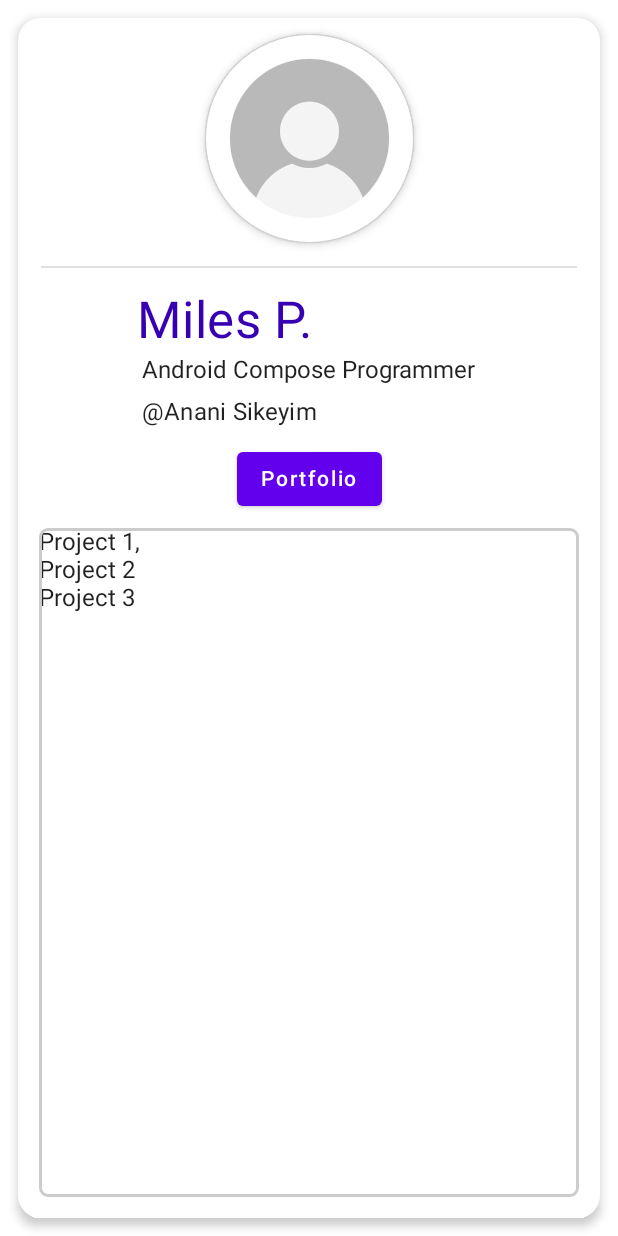
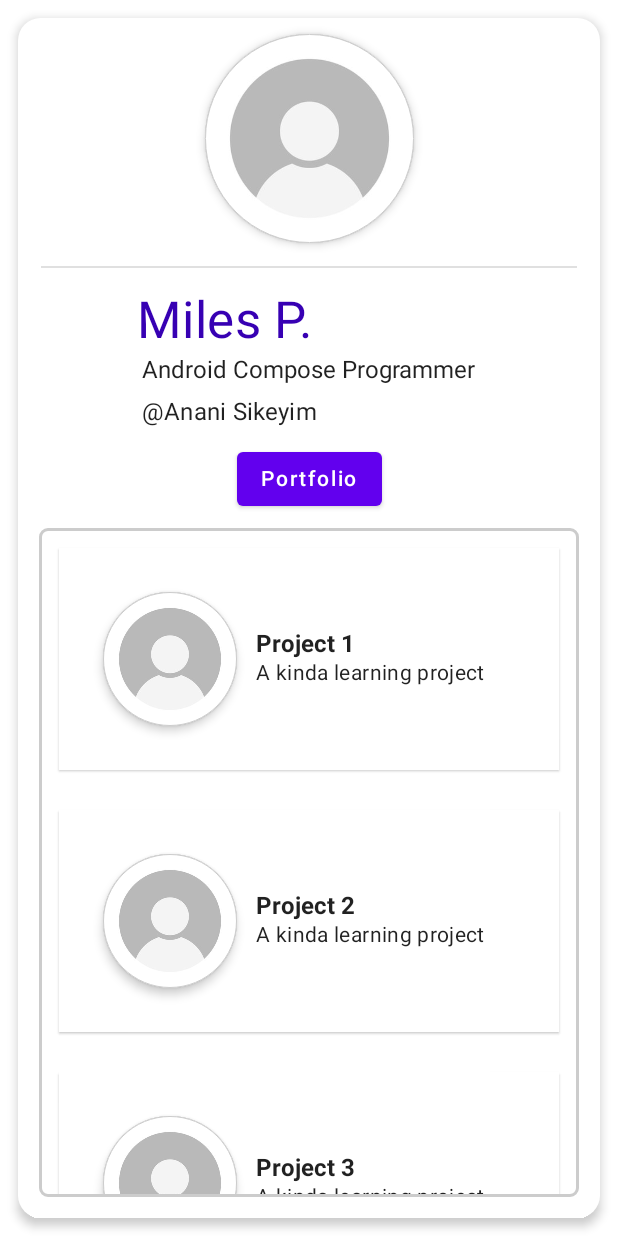
Before and after one commit to AtakanSensabah/WorkingOnJetpackCompose, an Android app built with Jetpack Compose: the screen it shows after launch (MainActivity), after a tap on "Portfolio", on a phone screen of 412 x 824 dp. Run offline under Robolectric (Android 15) with nearby library versions, the phone set to English and light mode, and no system bars.

```diff
--- a/app/src/main/java/com/atakanltdsti/workingonjetpackcompose/MainActivity.kt
+++ b/app/src/main/java/com/atakanltdsti/workingonjetpackcompose/MainActivity.kt
@@ -1,11 +1,11 @@
 package com.atakanltdsti.workingonjetpackcompose
 
 import android.os.Bundle
-import android.util.Log
 import androidx.activity.ComponentActivity
 import androidx.activity.compose.setContent
 import androidx.compose.foundation.BorderStroke
 import androidx.compose.foundation.Image
+import androidx.compose.foundation.background
 import androidx.compose.foundation.layout.*
 import androidx.compose.foundation.lazy.LazyColumn
 import androidx.compose.foundation.lazy.items
@@ -20,8 +20,11 @@ import androidx.compose.runtime.setValue
 import androidx.compose.ui.Alignment
 import androidx.compose.ui.Modifier
 import androidx.compose.ui.graphics.Color
+import androidx.compose.ui.graphics.RectangleShape
 import androidx.compose.ui.layout.ContentScale
 import androidx.compose.ui.res.painterResource
+import androidx.compose.ui.text.TextStyle
+import androidx.compose.ui.text.font.FontWeight
 import androidx.compose.ui.tooling.preview.Preview
 import androidx.compose.ui.unit.dp
 import com.atakanltdsti.workingonjetpackcompose.ui.theme.WorkingOnJetpackComposeTheme
@@ -46,7 +49,7 @@ class MainActivity : ComponentActivity() {
 
 @Preview
 @Composable
-fun content() {
+fun Content() {
     Box(
         modifier = Modifier
             .fillMaxHeight()
@@ -61,19 +64,44 @@ fun content() {
             shape = RoundedCornerShape(corner = CornerSize(6.dp)),
             border = BorderStroke(width = 2.dp, color = Color.LightGray)
         ) {
-            Portfolio(data = listOf("Project 1,","Project 2","Project 3"))
+            Portfolio(data = listOf("Project 1", "Project 2", "Project 3"))
         }
     }
 }
 
 @Composable
 fun Portfolio(data: List<String>) {
-        LazyColumn{
-            items(data){
-                item ->  Text(item)
+    LazyColumn {
+        items(data) { item ->
+            Card(
+                modifier = Modifier
+                    .padding(13.dp)
+                    .fillMaxWidth(), shape = RectangleShape
+            ) {
+                Row(
+                    modifier = Modifier
+                        .padding(8.dp)
+                        .background(MaterialTheme.colors.surface)
+                        .padding(16.dp)
+                ) {
+                    CreateProfileImage(modifier = Modifier.size(100.dp))
+                    Column(
+                        modifier = Modifier
+                            .padding(7.dp)
+                            .align(alignment = Alignment.CenterVertically)
+                    ) {
+                        Text(text = item, fontWeight = FontWeight.Bold)
+                        Text(
+                            text = "A kinda learning project",
+                            style = MaterialTheme.typography.body2
+                        )
+                    }
+                }
             }
         }
+    }
 }
+
 
 @Composable
 fun CreateBizCard() {
@@ -104,15 +132,14 @@ fun CreateBizCard() {
                 Divider(modifier = Modifier.padding(10.dp))
                 CreateInfo()
                 Button(onClick = {
-                    buttonClicked.value=!buttonClicked.value
+                    buttonClicked.value = !buttonClicked.value
                 }) {
                     Text(text = "Portfolio", style = MaterialTheme.typography.button)
                 }
-                if (buttonClicked.value){
-                    content()
-                }
-                else{
-                    Box(){}
+                if (buttonClicked.value) {
+                    Content()
+                } else {
+                    Box() {}
                 }
             }
 
@@ -143,9 +170,9 @@ private fun CreateInfo() {
 }
 
 @Composable
-private fun CreateProfileImage() {
+private fun CreateProfileImage(modifier: Modifier = Modifier) {
     Surface(
-        modifier = Modifier
+        modifier = modifier
             .size(150.dp)
             .padding(5.dp),
         shape = CircleShape,
@@ -156,7 +183,7 @@ private fun CreateProfileImage() {
         Image(
             painter = painterResource(id = R.drawable.profile_image),
             contentDescription = "profileImage",
-            modifier = Modifier.size(135.dp),
+            modifier = modifier.size(135.dp),
             contentScale = ContentScale.Crop
         )
     }
```
